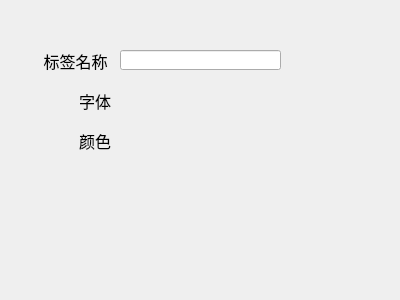
First picture: the form in Workspaces/src/designer/src/components/propertyeditor/q2wmapobj/q2wmaplabeldlg.ui, repository cokkiy/CC, before the edit.
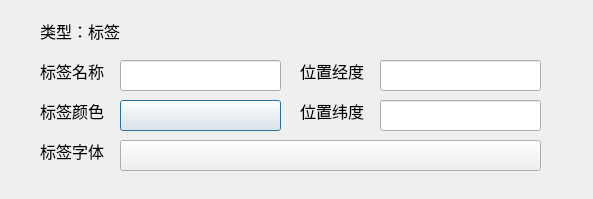
Second picture: the form after the edit.

Patch:
```diff
--- a/Workspaces/src/designer/src/components/propertyeditor/q2wmapobj/q2wmaplabeldlg.ui
+++ b/Workspaces/src/designer/src/components/propertyeditor/q2wmapobj/q2wmaplabeldlg.ui
@@ -6,8 +6,8 @@
    <rect>
     <x>0</x>
     <y>0</y>
-    <width>400</width>
-    <height>300</height>
+    <width>593</width>
+    <height>199</height>
    </rect>
   </property>
   <property name="font">
@@ -19,21 +19,67 @@
   <property name="windowTitle">
    <string>Dialog</string>
   </property>
+  <widget class="QLabel" name="label_3">
+   <property name="geometry">
+    <rect>
+     <x>300</x>
+     <y>100</y>
+     <width>71</width>
+     <height>21</height>
+    </rect>
+   </property>
+   <property name="text">
+    <string>位置纬度</string>
+   </property>
+  </widget>
+  <widget class="QLineEdit" name="lineEditPosB">
+   <property name="geometry">
+    <rect>
+     <x>380</x>
+     <y>100</y>
+     <width>161</width>
+     <height>31</height>
+    </rect>
+   </property>
+  </widget>
   <widget class="QLineEdit" name="lineEditLabelName">
    <property name="geometry">
     <rect>
      <x>120</x>
-     <y>50</y>
+     <y>60</y>
      <width>161</width>
-     <height>20</height>
+     <height>31</height>
     </rect>
    </property>
   </widget>
+  <widget class="QLineEdit" name="lineEditPosL">
+   <property name="geometry">
+    <rect>
+     <x>380</x>
+     <y>60</y>
+     <width>161</width>
+     <height>31</height>
+    </rect>
+   </property>
+  </widget>
+  <widget class="QLabel" name="label_2">
+   <property name="geometry">
+    <rect>
+     <x>300</x>
+     <y>60</y>
+     <width>71</width>
+     <height>21</height>
+    </rect>
+   </property>
+   <property name="text">
+    <string>位置经度</string>
+   </property>
+  </widget>
   <widget class="QLabel" name="label">
    <property name="geometry">
     <rect>
      <x>40</x>
-     <y>50</y>
+     <y>60</y>
      <width>71</width>
      <height>21</height>
     </rect>
@@ -41,40 +87,88 @@
    <property name="text">
     <string>标签名称</string>
    </property>
-   <property name="alignment">
-    <set>Qt::AlignCenter</set>
+  </widget>
+  <widget class="QLabel" name="label_7">
+   <property name="geometry">
+    <rect>
+     <x>40</x>
+     <y>140</y>
+     <width>71</width>
+     <height>21</height>
+    </rect>
    </property>
+   <property name="text">
+    <string>标签字体</string>
+   </property>
   </widget>
-  <widget class="QLabel" name="label_2">
+  <widget class="QLabel" name="label_5">
    <property name="geometry">
     <rect>
      <x>40</x>
-     <y>90</y>
+     <y>100</y>
      <width>71</width>
      <height>21</height>
     </rect>
    </property>
    <property name="text">
-    <string>字体</string>
+    <string>标签颜色</string>
    </property>
-   <property name="alignment">
-    <set>Qt::AlignRight|Qt::AlignTrailing|Qt::AlignVCenter</set>
+  </widget>
+  <widget class="QPushButton" name="pushButton_SelectColor">
+   <property name="geometry">
+    <rect>
+     <x>120</x>
+     <y>100</y>
+     <width>161</width>
+     <height>31</height>
+    </rect>
    </property>
+   <property name="autoFillBackground">
+    <bool>false</bool>
+   </property>
+   <property name="styleSheet">
+    <string notr="true"/>
+   </property>
+   <property name="text">
+    <string/>
+   </property>
+   <property name="flat">
+    <bool>false</bool>
+   </property>
   </widget>
-  <widget class="QLabel" name="label_3">
+  <widget class="QLabel" name="label_6">
    <property name="geometry">
     <rect>
      <x>40</x>
-     <y>130</y>
-     <width>71</width>
+     <y>20</y>
+     <width>131</width>
      <height>21</height>
     </rect>
    </property>
    <property name="text">
-    <string>颜色</string>
+    <string>类型：标签</string>
    </property>
-   <property name="alignment">
-    <set>Qt::AlignRight|Qt::AlignTrailing|Qt::AlignVCenter</set>
+  </widget>
+  <widget class="QPushButton" name="pushButton_Font">
+   <property name="geometry">
+    <rect>
+     <x>120</x>
+     <y>140</y>
+     <width>421</width>
+     <height>31</height>
+    </rect>
+   </property>
+   <property name="autoFillBackground">
+    <bool>false</bool>
+   </property>
+   <property name="styleSheet">
+    <string notr="true"/>
+   </property>
+   <property name="text">
+    <string/>
+   </property>
+   <property name="flat">
+    <bool>false</bool>
    </property>
   </widget>
  </widget>
```
